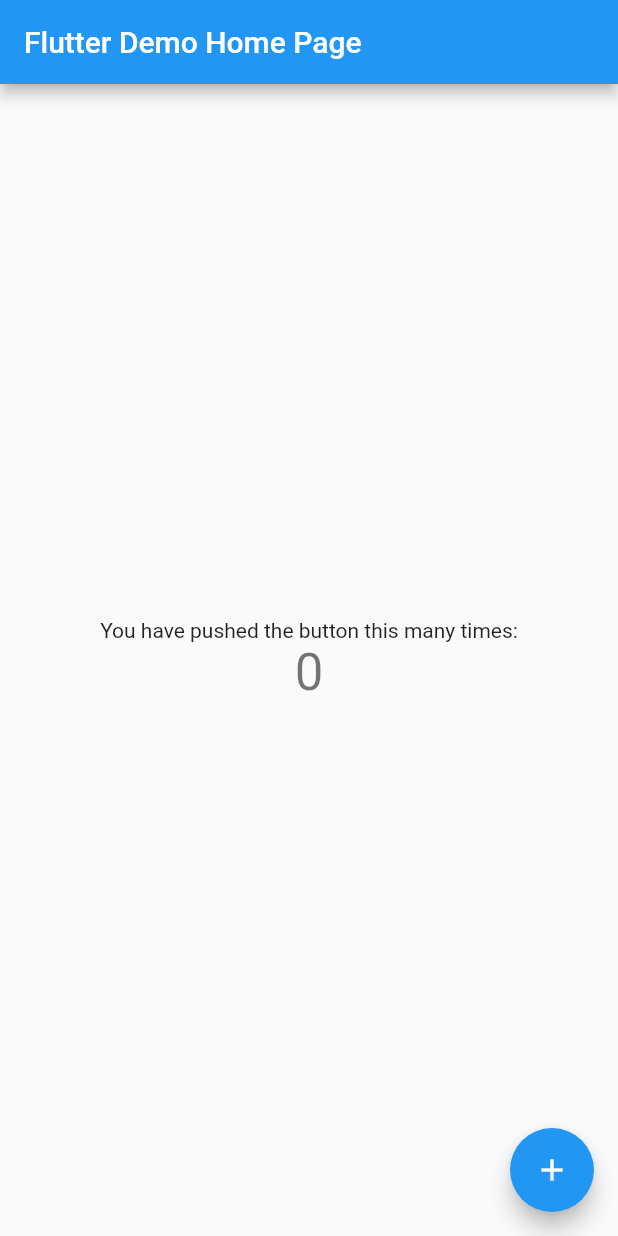
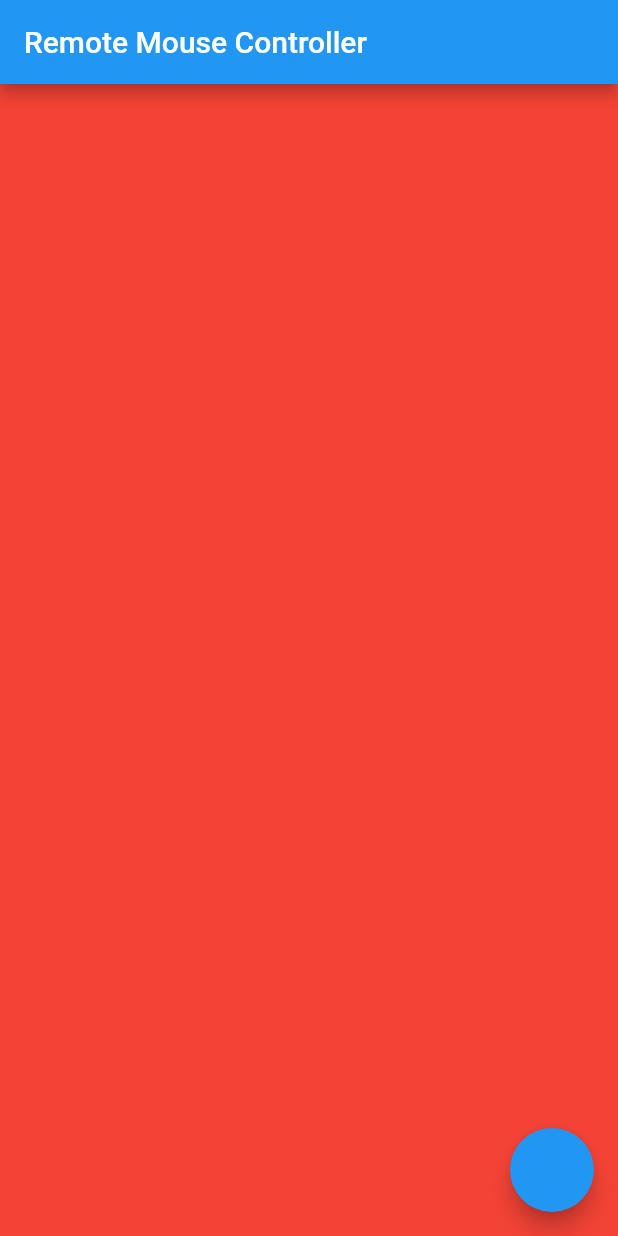
Before and after one commit to esagulto/phone-controller-backend, a Flutter app: the screen it shows after launch, on a phone screen of 412 x 824 dp. Run offline on Flutter 3.47's test engine with Material 2 defaults, Android fonts, the phone set to English and light mode, and no system bars; our stand-ins replace socket_io_client.

Commit message:
connected mobile application to backend

```diff
--- a/Flutter_app/lib/main.dart
+++ b/Flutter_app/lib/main.dart
@@ -1,4 +1,5 @@
 import 'package:flutter/material.dart';
+import 'package:flutter_app/screens/track_screen.dart';
 
 void main() {
   runApp(const MyApp());
@@ -7,109 +8,12 @@ void main() {
 class MyApp extends StatelessWidget {
   const MyApp({Key? key}) : super(key: key);
 
-  // This widget is the root of your application.
   @override
   Widget build(BuildContext context) {
     return MaterialApp(
-      title: 'Flutter Demo',
-      theme: ThemeData(
-        // This is the theme of your application.
-        //
-        // Try running your application with "flutter run". You'll see the
-        // application has a blue toolbar. Then, without quitting the app, try
-        // changing the primarySwatch below to Colors.green and then invoke
-        // "hot reload" (press "r" in the console where you ran "flutter run",
-        // or simply save your changes to "hot reload" in a Flutter IDE).
-        // Notice that the counter didn't reset back to zero; the application
-        // is not restarted.
-        primarySwatch: Colors.blue,
-      ),
-      home: const MyHomePage(title: 'Flutter Demo Home Page'),
+      routes: {
+        '/': (context) => const Trackpad(),
+      },
     );
   }
 }
-
-class MyHomePage extends StatefulWidget {
-  const MyHomePage({Key? key, required this.title}) : super(key: key);
-
-  // This widget is the home page of your application. It is stateful, meaning
-  // that it has a State object (defined below) that contains fields that affect
-  // how it looks.
-
-  // This class is the configuration for the state. It holds the values (in this
-  // case the title) provided by the parent (in this case the App widget) and
-  // used by the build method of the State. Fields in a Widget subclass are
-  // always marked "final".
-
-  final String title;
-
-  @override
-  State<MyHomePage> createState() => _MyHomePageState();
-}
-
-class _MyHomePageState extends State<MyHomePage> {
-  int _counter = 0;
-
-  void _incrementCounter() {
-    setState(() {
-      // This call to setState tells the Flutter framework that something has
-      // changed in this State, which causes it to rerun the build method below
-      // so that the display can reflect the updated values. If we changed
-      // _counter without calling setState(), then the build method would not be
-      // called again, and so nothing would appear to happen.
-      _counter++;
-    });
-  }
-
-  @override
-  Widget build(BuildContext context) {
-    // This method is rerun every time setState is called, for instance as done
-    // by the _incrementCounter method above.
-    //
-    // The Flutter framework has been optimized to make rerunning build methods
-    // fast, so that you can just rebuild anything that needs updating rather
-    // than having to individually change instances of widgets.
-    return Scaffold(
-      appBar: AppBar(
-        // Here we take the value from the MyHomePage object that was created by
-        // the App.build method, and use it to set our appbar title.
-        title: Text(widget.title),
-      ),
-      body: Center(
-        // Center is a layout widget. It takes a single child and positions it
-        // in the middle of the parent.
-        child: Column(
-          // Column is also a layout widget. It takes a list of children and
-          // arranges them vertically. By default, it sizes itself to fit its
-          // children horizontally, and tries to be as tall as its parent.
-          //
-          // Invoke "debug painting" (press "p" in the console, choose the
-          // "Toggle Debug Paint" action from the Flutter Inspector in Android
-          // Studio, or the "Toggle Debug Paint" command in Visual Studio Code)
-          // to see the wireframe for each widget.
-          //
-          // Column has various properties to control how it sizes itself and
-          // how it positions its children. Here we use mainAxisAlignment to
-          // center the children vertically; the main axis here is the vertical
-          // axis because Columns are vertical (the cross axis would be
-          // horizontal).
-          mainAxisAlignment: MainAxisAlignment.center,
-          children: <Widget>[
-            const Text(
-              'You have pushed the button this many times:',
-            ),
-            Text(
-              '$_counter',
-              style: Theme.of(context).textTheme.headline4,
-            ),
-          ],
-        ),
-      ),
-      floatingActionButton: FloatingActionButton(
-        onPressed: _incrementCounter,
-        tooltip: 'Increment',
-        child: const Icon(Icons.add),
-      ), // This trailing comma makes auto-formatting nicer for build methods.
-    );
-  }
-}
--- /dev/null
+++ b/Flutter_app/lib/screens/track_screen.dart
@@ -0,0 +1,50 @@
+import 'package:flutter/material.dart';
+import 'package:socket_io_client/socket_io_client.dart' as io;
+
+class Trackpad extends StatefulWidget {
+  const Trackpad({Key? key}) : super(key: key);
+
+  @override
+  _TrackpadState createState() => _TrackpadState();
+}
+
+class _TrackpadState extends State<Trackpad> {
+  late io.Socket socket;
+  void connect() {
+    socket = io.io('http://10.0.2.2:3000', <String, dynamic>{
+      'transports': ['websocket'],
+      'autoConnect': false,
+    });
+    print('hello');
+    socket.connect();
+    socket.emit('msg', 'hi');
+  }
+
+  @override
+  Widget build(BuildContext context) {
+    return Scaffold(
+      appBar: AppBar(
+        title: const Text('Remote Mouse Controller'),
+      ),
+      floatingActionButton: FloatingActionButton(
+        onPressed: () {
+          connect();
+        },
+      ),
+      body: Container(
+        color: Colors.red,
+        child: GestureDetector(
+          onPanDown: (value) {
+            print(value.localPosition);
+          },
+          onPanUpdate: (value) {
+            print(value.localPosition);
+          },
+          onPanEnd: (value) {
+            null;
+          },
+        ),
+      ),
+    );
+  }
+}
--- a/Flutter_app/pubspec.yaml
+++ b/Flutter_app/pubspec.yaml
@@ -34,6 +34,8 @@ dependencies:
   # The following adds the Cupertino Icons font to your application.
   # Use with the CupertinoIcons class for iOS style icons.
   cupertino_icons: ^1.0.2
+  socket_io_client: ^1.0.1
+  http: ^0.13.4
 
 dev_dependencies:
   flutter_test:
```
Also changed, not shown: Flutter_app/pubspec.lock, 3 other files.
